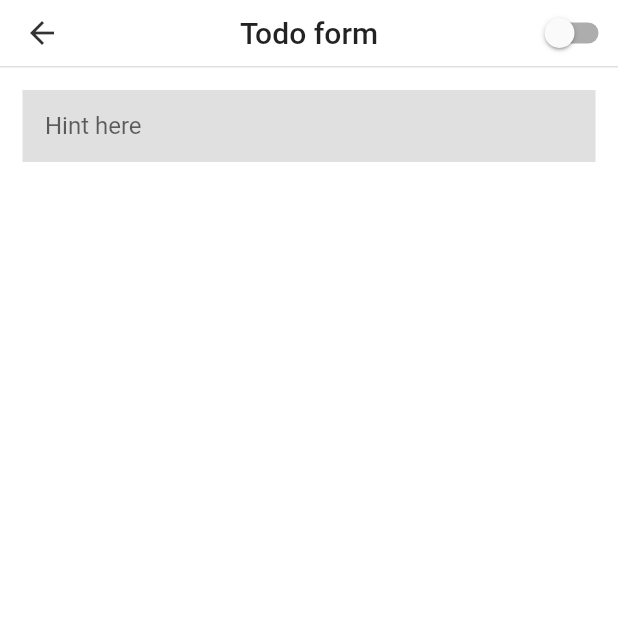
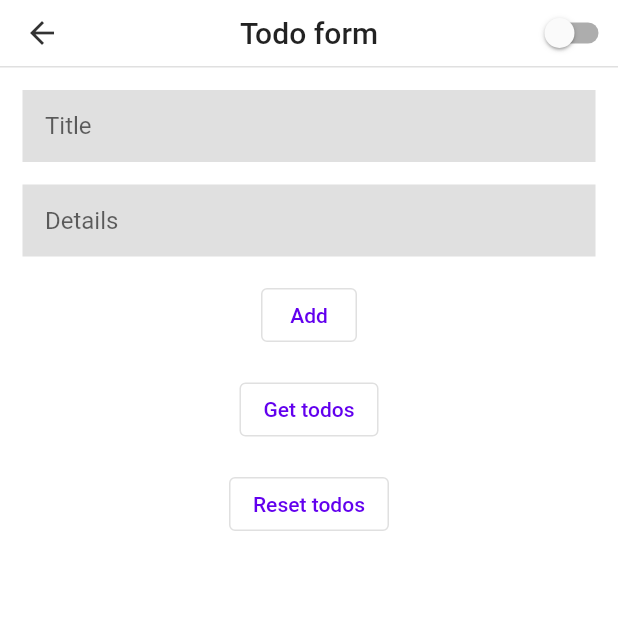
Before and after one commit to jussaurabh/flutter-todolist, a Flutter app: the screen it shows after launch, after a tap on the "add" icon, on a phone screen of 412 x 824 dp, the top half of it. Run offline on Flutter 3.47's test engine with Material 2 defaults, Android fonts, the phone set to English and light mode, and no system bars; our stand-ins replace shared_preferences.

```diff
--- a/lib/main.dart
+++ b/lib/main.dart
@@ -16,16 +16,7 @@ class MyApp extends StatelessWidget {
       builder: (context, _) {
         final themeProvider = Provider.of<ThemeProvider>(context);
 
-        return GestureDetector(
-          onTap: () {
-            FocusScopeNode currentFocus = FocusScope.of(context);
-            print(
-                'has focus - ${currentFocus.hasFocus} , has primary focus - ${currentFocus.hasPrimaryFocus}');
-            if (!currentFocus.hasPrimaryFocus) {
-              currentFocus.unfocus();
-            }
-          },
-          child: MaterialApp(
+        return MaterialApp(
           title: 'Todozz',
           debugShowCheckedModeBanner: false,
           themeMode: themeProvider.themeMode,
@@ -33,7 +24,6 @@ class MyApp extends StatelessWidget {
           darkTheme: MyThemes.darkTheme,
           initialRoute: '/',
           onGenerateRoute: RouteGenerator.generateRoute,
-          ),
         );
       },
     );
--- a/lib/model/todo.dart
+++ b/lib/model/todo.dart
@@ -1,6 +1,15 @@
 class Todo {
-  final String title;
-  final String detail;
+  String title;
+  String detail;
 
   Todo(this.title, this.detail);
+
+  Todo.fromJson(Map<String, dynamic> json)
+      : title = json['title'],
+        detail = json['detail'];
+
+  Map<String, String> toJson() => {
+        'title': title,
+        'detail': detail,
+      };
 }
--- a/lib/screens/home.dart
+++ b/lib/screens/home.dart
@@ -1,5 +1,6 @@
 import 'package:flutter/material.dart';
 import 'package:todolist/model/todo.dart';
+import 'package:todolist/service/todos.service.dart';
 import 'package:todolist/widgets/change_theme_button.dart';
 import 'package:todolist/widgets/myappbar.dart';
 import 'package:todolist/widgets/todo_item.dart';
@@ -12,36 +13,54 @@ class HomePage extends StatefulWidget {
 }
 
 class _HomePageState extends State<HomePage> {
-  List<Todo> todos = [
-    Todo('test 1', 'some detail 1'),
-    Todo('test 2', 'some detail 2'),
-    Todo('test 3', 'some detail 4'),
-    Todo('test 4', 'some detail 3'),
-    Todo('test 4', 'some detail 3'),
-    Todo('test 4', 'some detail 3'),
-    Todo('test 4', 'some detail 3'),
-    Todo('test 4', 'some detail 3'),
-    Todo('test 4', 'some detail 3'),
-    Todo('test 4', 'some detail 3'),
-    Todo('test 4', 'some detail 3'),
-    Todo('test 4', 'some detail 3'),
-    Todo('test 4', 'some detail 3'),
-    Todo('test 4', 'some detail 3'),
-    Todo('test 4', 'some detail 3'),
-    Todo('test 4', 'some detail 3'),
-  ];
+  final _todo = new TodoService();
+
+  Future<List<Todo>> _getTodos() async {
+    List<Todo> todos = await _todo.getTodos();
+    print('list of tod s - ${todos}');
+    return todos;
+  }
+
+  // List<Todo> todos = [
+  //   Todo('test 1', 'some detail 1'),
+  //   Todo('test 2', 'some detail 2'),
+  //   Todo('test 3', 'some detail 4'),
+  //   Todo('test 4', 'some detail 3'),
+  //   Todo('test 4', 'some detail 3'),
+  //   Todo('test 4', 'some detail 3'),
+  //   Todo('test 4', 'some detail 3'),
+  //   Todo('test 4', 'some detail 3'),
+  //   Todo('test 4', 'some detail 3'),
+  //   Todo('test 4', 'some detail 3'),
+  //   Todo('test 4', 'some detail 3'),
+  //   Todo('test 4', 'some detail 3'),
+  //   Todo('test 4', 'some detail 3'),
+  //   Todo('test 4', 'some detail 3'),
+  //   Todo('test 4', 'some detail 3'),
+  //   Todo('test 4', 'some detail 3'),
+  // ];
 
   @override
   Widget build(BuildContext context) {
     return Scaffold(
       appBar: MyAppbar(title: 'Todozz'),
-      body: ListView.builder(
-          itemCount: todos.length,
-          itemBuilder: (context, index) {
-            return TodoItem(title: todos[index].title);
-          },
-          padding:
-              const EdgeInsets.only(bottom: kFloatingActionButtonMargin + 100)),
+      body: FutureBuilder(
+        future: _getTodos(),
+        builder: (BuildContext context, AsyncSnapshot snapshot) {
+          if (snapshot.data == null) {
+            return Container(child: Text('Loading'));
+          } else if (snapshot.data.length == 0) {
+            return Container(child: Text('no todos found'));
+          } else {
+            return ListView.builder(
+              itemCount: snapshot.data.length,
+              itemBuilder: (context, index) {
+                return TodoItem(title: snapshot.data[index].title);
+              },
+            );
+          }
+        },
+      ),
       floatingActionButton: Container(
         decoration: BoxDecoration(boxShadow: [
           BoxShadow(
--- a/lib/screens/todo.dart
+++ b/lib/screens/todo.dart
@@ -1,6 +1,8 @@
 import 'package:flutter/material.dart';
 import 'package:provider/provider.dart';
+import 'package:todolist/model/todo.dart';
 import 'package:todolist/provider/theme_provider.dart';
+import 'package:todolist/service/todos.service.dart';
 import 'package:todolist/widgets/myappbar.dart';
 
 class TodoPage extends StatefulWidget {
@@ -11,6 +13,9 @@ class TodoPage extends StatefulWidget {
 }
 
 class _TodoPageState extends State<TodoPage> {
+  final _formKey = GlobalKey<FormState>();
+  final _todo = new TodoService();
+
   @override
   Widget build(BuildContext context) {
     final themeProvider = Provider.of<ThemeProvider>(context);
@@ -19,14 +24,20 @@ class _TodoPageState extends State<TodoPage> {
         appBar: MyAppbar(
             title: 'Todo form',
             prev: Text('Cancel', style: Theme.of(context).textTheme.headline6)),
-      body: Column(
+        body: Builder(
+          builder: (context) => Form(
+            key: _formKey,
+            child: Column(
               children: [
                 Container(
                   margin: EdgeInsets.all(15),
                   decoration: BoxDecoration(
-                color:
-                    themeProvider.isDarkMode ? Colors.black : Colors.black12),
-            child: TextFormField(
+                      color: themeProvider.isDarkMode
+                          ? Colors.black
+                          : Colors.black12),
+                  child: Column(
+                    children: [
+                      TextFormField(
                         cursorColor: Colors.green,
                         keyboardType: TextInputType.multiline,
                         decoration: new InputDecoration(
@@ -35,13 +46,89 @@ class _TodoPageState extends State<TodoPage> {
                             enabledBorder: InputBorder.none,
                             errorBorder: InputBorder.none,
                             disabledBorder: InputBorder.none,
-                  contentPadding:
-                      EdgeInsets.only(left: 15, bottom: 11, top: 11, right: 15),
-                  hintText: "Hint here"),
-            ),
+                            contentPadding: EdgeInsets.only(
+                                left: 15, bottom: 11, top: 11, right: 15),
+                            hintText: "Title"),
+                        onSaved: (newValue) {
+                          setState(() {
+                            if (newValue != null) {
+                              print('title value - ${newValue}');
+                              _todo.todo.title = newValue;
+                            }
+                          });
+                        },
                       ),
                     ],
                   ),
-    );
+                ),
+                Container(
+                  margin: EdgeInsets.symmetric(vertical: 0, horizontal: 15),
+                  decoration: BoxDecoration(
+                      color: themeProvider.isDarkMode
+                          ? Colors.black
+                          : Colors.black12),
+                  child: Column(
+                    children: [
+                      TextFormField(
+                        cursorColor: Colors.green,
+                        keyboardType: TextInputType.multiline,
+                        onSaved: (newValue) {
+                          setState(() {
+                            if (newValue != null) {
+                              print('details value - ${newValue}');
+                              _todo.todo.detail = newValue;
+                            }
+                          });
+                        },
+                        decoration: new InputDecoration(
+                            border: InputBorder.none,
+                            focusedBorder: InputBorder.none,
+                            enabledBorder: InputBorder.none,
+                            errorBorder: InputBorder.none,
+                            disabledBorder: InputBorder.none,
+                            contentPadding: EdgeInsets.only(
+                                left: 15, bottom: 11, top: 11, right: 15),
+                            hintText: "Details"),
+                      ),
+                    ],
+                  ),
+                ),
+                Container(
+                  margin: EdgeInsets.only(top: 15),
+                  child: OutlinedButton(
+                      onPressed: () {
+                        print('on save');
+                        final form = _formKey.currentState;
+
+                        if (form!.validate()) {
+                          form.save();
+                          _todo.save();
+                        }
+                      },
+                      child: Text('Add')),
+                ),
+                Container(
+                  margin: EdgeInsets.only(top: 15),
+                  child: OutlinedButton(
+                      onPressed: () async {
+                        List<Todo> todosData = await _todo.getTodos();
+                        for (var item in todosData) {
+                          print(item.toJson());
+                        }
+                      },
+                      child: Text('Get todos')),
+                ),
+                Container(
+                  margin: EdgeInsets.only(top: 15),
+                  child: OutlinedButton(
+                      onPressed: () async {
+                        await _todo.reset();
+                      },
+                      child: Text('Reset todos')),
+                ),
+              ],
+            ),
+          ),
+        ));
   }
 }
--- /dev/null
+++ b/lib/service/todos.service.dart
@@ -0,0 +1,40 @@
+import 'dart:convert';
+
+import 'package:shared_preferences/shared_preferences.dart';
+import 'package:todolist/model/todo.dart';
+
+class TodoService {
+  static final String todoPrefKey = 'todos';
+
+  Todo todo = new Todo('', '');
+
+  Future<void> save() async {
+    SharedPreferences prefs = await SharedPreferences.getInstance();
+
+    List<String> todos = prefs.getStringList(todoPrefKey) ?? [];
+
+    String todosData = jsonEncode(this.todo);
+    print('todo data - ${todosData}');
+    todos.add(todosData);
+
+    await prefs.setStringList(todoPrefKey, todos);
+    print('saved success');
+  }
+
+  Future<List<Todo>> getTodos() async {
+    Future<SharedPreferences> _prefs = SharedPreferences.getInstance();
+    SharedPreferences prefs = await _prefs;
+
+    List<String> todos = prefs.getStringList(todoPrefKey) ?? [];
+    List<Todo> storedTodos = [];
+    for (var item in todos) {
+      storedTodos.add(new Todo.fromJson(jsonDecode(item)));
+    }
+    return storedTodos;
+  }
+
+  Future<void> reset() async {
+    SharedPreferences prefs = await SharedPreferences.getInstance();
+    await prefs.setStringList(todoPrefKey, []);
+  }
+}
--- a/pubspec.yaml
+++ b/pubspec.yaml
@@ -32,6 +32,7 @@ dependencies:
   # allows us to easily use any of the 977 fonts from fonts.google.com
   google_fonts: ^2.0.0
   provider: ^6.0.0
+  shared_preferences: ^2.0.7
 
 dev_dependencies:
   flutter_test:
```
Also changed, not shown: pubspec.lock, 1 other file. Lines whose indentation alone changed are shown as unchanged.
